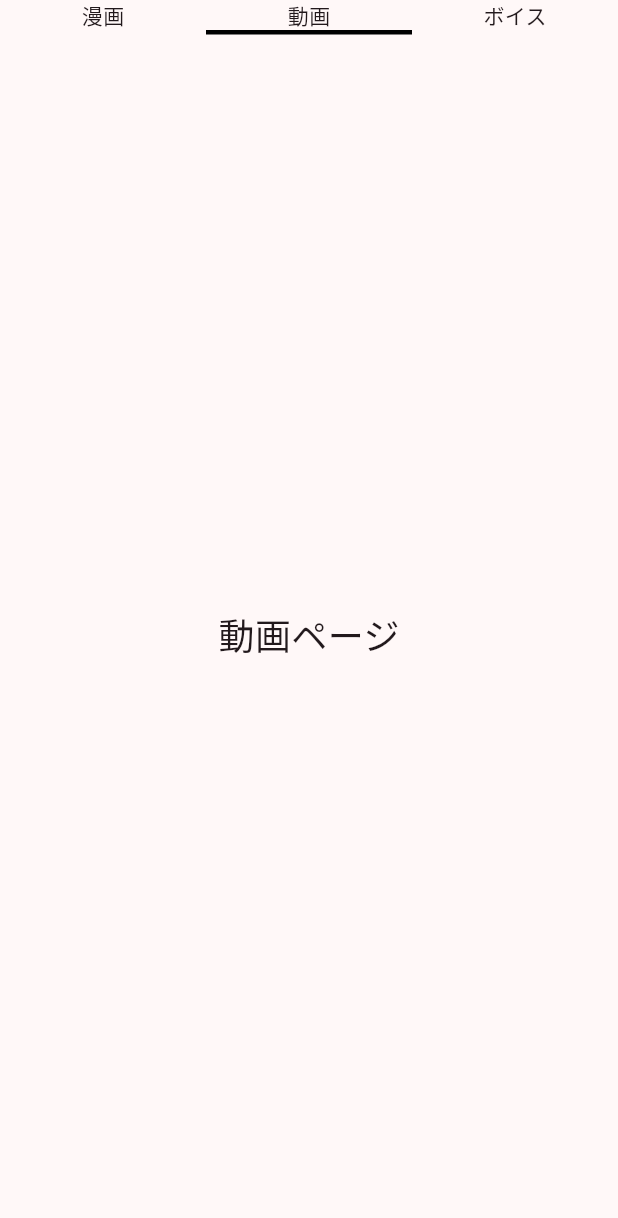
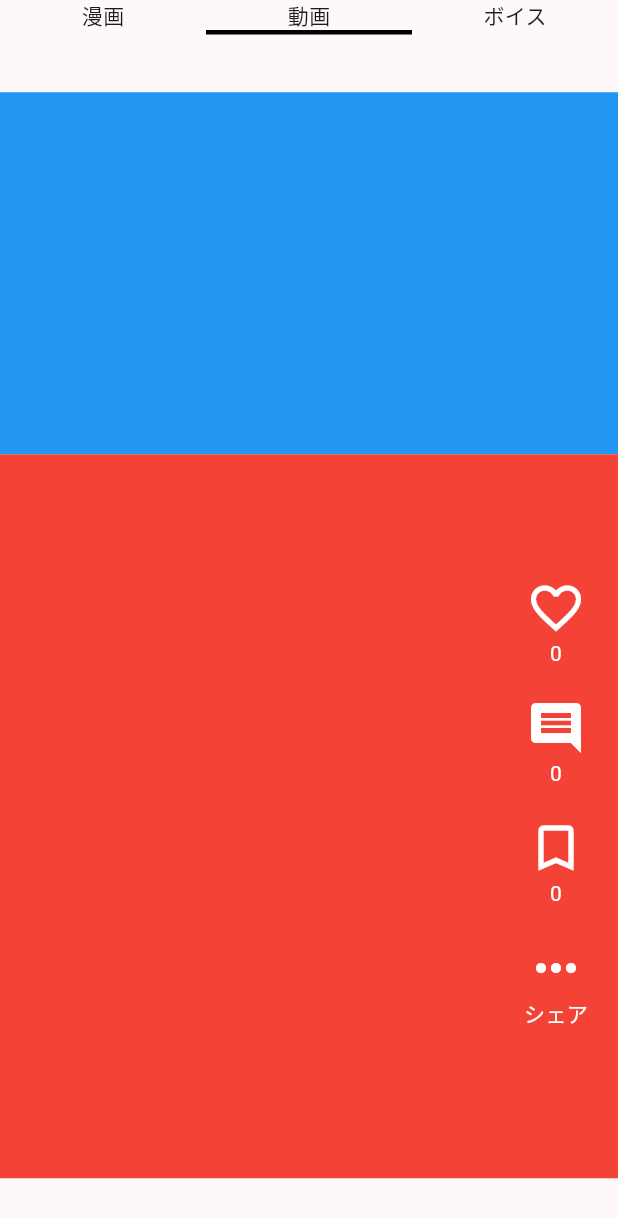
Before and after one commit to taishi29/sample-reels, a Flutter app: the screen it shows after launch, swiped to page 2, on a phone screen of 412 x 824 dp. Shown: the top 1218 px of the screen. Run offline on Flutter 3.47's test engine with Material 3 defaults, Android fonts, the phone set to English and light mode, and no system bars; drawn by our look-alikes of carousel_slider; our stand-ins replace flutter_riverpod.

Commit message:
feat: #1 いいねやコメントなどのサイドボタンを配置する。

```diff
--- /dev/null
+++ b/lib/component/side_buttons.dart
@@ -0,0 +1,75 @@
+import 'package:flutter/material.dart';
+
+class RightSideButtons extends StatefulWidget {
+  final VoidCallback onLikePressed;
+  final bool isLiked;
+  final int likeCount;
+
+  const RightSideButtons({
+    super.key,
+    required this.onLikePressed,
+    required this.isLiked,
+    required this.likeCount,
+  });
+
+  @override
+  State<RightSideButtons> createState() => RightSideButtonsState();
+}
+
+class RightSideButtonsState extends State<RightSideButtons> {
+  @override
+  Widget build(BuildContext context) {
+    return Positioned(
+      bottom: 100,
+      right: 20,
+      child: Column(
+        children: [
+          // いいねボタン
+          GestureDetector(
+            onTap: widget.onLikePressed,
+            child: Column(
+              children: [
+                Icon(
+                  widget.isLiked ? Icons.favorite : Icons.favorite_border,
+                  color: widget.isLiked ? Colors.red : Colors.white,
+                  size: 40,
+                ),
+                Text(
+                  '${widget.likeCount}',
+                  style: const TextStyle(color: Colors.white, fontSize: 14),
+                ),
+              ],
+            ),
+          ),
+          const SizedBox(height: 20),
+
+          // コメントボタン
+          Column(
+            children: [
+              Icon(Icons.comment, color: Colors.white, size: 40),
+              Text("0", style: TextStyle(color: Colors.white, fontSize: 14)),
+            ],
+          ),
+          const SizedBox(height: 20),
+
+          // ブックマークボタン
+          Column(
+            children: [
+              Icon(Icons.bookmark_border, color: Colors.white, size: 40),
+              Text("0", style: TextStyle(color: Colors.white, fontSize: 14)),
+            ],
+          ),
+          const SizedBox(height: 20),
+
+          // 共有ボタン
+          Column(
+            children: [
+              Icon(Icons.more_horiz, color: Colors.white, size: 40),
+              Text("シェア", style: TextStyle(color: Colors.white, fontSize: 14)),
+            ],
+          ),
+        ],
+      ),
+    );
+  }
+}
--- a/lib/screen/movie.dart
+++ b/lib/screen/movie.dart
@@ -1,10 +1,52 @@
 import 'package:flutter/material.dart';
+// componentのimport
+import 'package:sample_reels/component/side_buttons.dart';
 
-class MoviePage extends StatelessWidget {
+class MoviePage extends StatefulWidget {
   const MoviePage({super.key});
 
   @override
+  State<MoviePage> createState() => MoviePageState();
+}
+
+class MoviePageState extends State<MoviePage> {
+  bool _isLiked = false;
+  int _likeCount = 0;
+
+  void _toggleLike() {
+    setState(() {
+      _isLiked = !_isLiked;
+      _likeCount += _isLiked ? 1 : -1;
+    });
+  }
+
+  @override
   Widget build(BuildContext context) {
-    return Center(child: Text("動画ページ", style: TextStyle(fontSize: 24)));
+    return Scaffold(
+      body: Stack(
+        children: [
+          // 背景の黒いコンテナ（仮：動画を入れる場所）
+          Column(
+            children: [
+              Expanded(
+                flex: 1, // 画面の1/3を使う
+                child: Container(color: Colors.blue),
+              ),
+              Expanded(
+                flex: 2, // 画面の2/3を使う
+                child: Container(color: Colors.red),
+              ),
+            ],
+          ),
+
+          // 右下のボタン群（コンポーネントを使用）
+          RightSideButtons(
+            onLikePressed: _toggleLike, // ✅ 修正：`_toggleLike` を渡す
+            isLiked: _isLiked, // ✅ `_isLiked` を渡す
+            likeCount: _likeCount, // ✅ `_likeCount` を渡す
+          ),
+        ],
+      ),
+    );
   }
 }
--- a/pubspec.yaml
+++ b/pubspec.yaml
@@ -34,6 +34,9 @@ dependencies:
   # The following adds the Cupertino Icons font to your application.
   # Use with the CupertinoIcons class for iOS style icons.
   cupertino_icons: ^1.0.8
+  carousel_slider: ^5.0.0
+  flutter_riverpod: ^2.6.1
+  http: ^1.3.0
 
 dev_dependencies:
   flutter_test:
```
Also changed, not shown: pubspec.lock.
